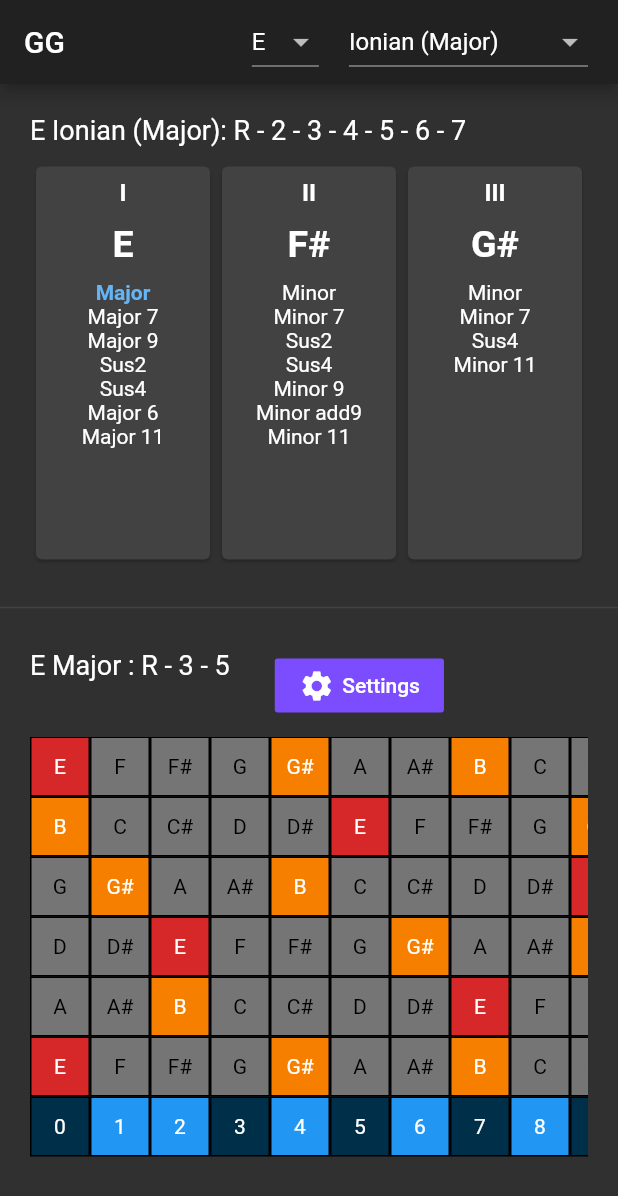
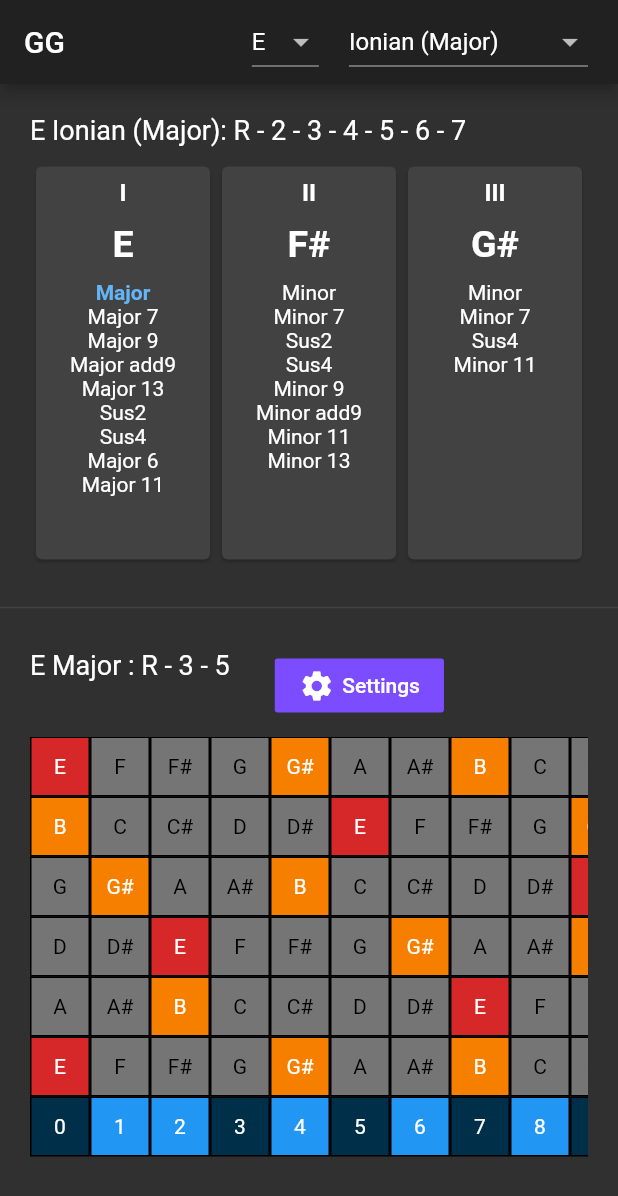
Before and after one commit to EricBichara/GuitarGuide, a Flutter app: the screen it shows after launch, after a tap on "Major", on a phone screen of 412 x 824 dp. Shown: the top 1196 px of the screen. Run offline on Flutter 3.47's test engine with Material 2 defaults, Android fonts, the phone set to English and light mode, and no system bars; our stand-ins replace flutter_platform_widgets, get_it; missing offline and left inert: dart:html.

Commit message:
added 13 chords

```diff
--- a/lib/core/notes.dart
+++ b/lib/core/notes.dart
@@ -46,7 +46,9 @@ class Notes {
       'Major 7': convertScale([Note.root, Note.M3, Note.p5, Note.M7]),
       'Major 7b5': convertScale([Note.root, Note.M3, Note.b5, Note.M7]),
       'Major 7#5': convertScale([Note.root, Note.M3, Note.b6, Note.M7]),
-      'Major 9': convertScale([Note.root, Note.M3, Note.p5, Note.M2]),
+      'Major 9': convertScale([Note.root, Note.M3, Note.p5, Note.M7, Note.M2]),
+      'Major add9': convertScale([Note.root, Note.M3, Note.p5, Note.M2]),
+      'Major 13': convertScale([Note.root, Note.M3, Note.p5, Note.M7, Note.M2, Note.p4, Note.M6]),
       'Sus2': convertScale([Note.root, Note.M2, Note.p5]),
       'Sus4': convertScale([Note.root, Note.p4, Note.p5]),
       'Major 6': convertScale([Note.root, Note.M3, Note.p5, Note.M6]),
@@ -55,6 +57,7 @@ class Notes {
       'Minor 9': convertScale([Note.root, Note.b3, Note.p5, Note.b7, Note.M2]),
       'Minor add9': convertScale([Note.root, Note.b3, Note.p5, Note.M2]),
       'Minor 11': convertScale([Note.root, Note.b3, Note.p5, Note.p4]),
+      'Minor 13': convertScale([Note.root, Note.b3, Note.p5, Note.b7, Note.M2, Note.p4, Note.M6]),
       'Dominant 9': convertScale([Note.root, Note.M3, Note.p5, Note.b7, Note.M2]),
       'Dominant 11': convertScale([Note.root, Note.M3, Note.p5, Note.b7, Note.p4]),
     };
@@ -132,7 +135,7 @@ class Notes {
           formula.add("3");
           break;
         case 6:
-          if (notes[i - 1] < note) {
+          if (notes[i - 1] < note && notes[i-2] < note) {
             formula.add("4");
           } else {
             formula.add("11");
@@ -148,7 +151,7 @@ class Notes {
           formula.add("b6");
           break;
         case 10:
-          if (notes[i - 1] < note) {
+          if (notes[i - 1] < note && notes[i-2] < note && notes[i-3] < note) {
             formula.add("6");
           } else {
             formula.add("13");
```
